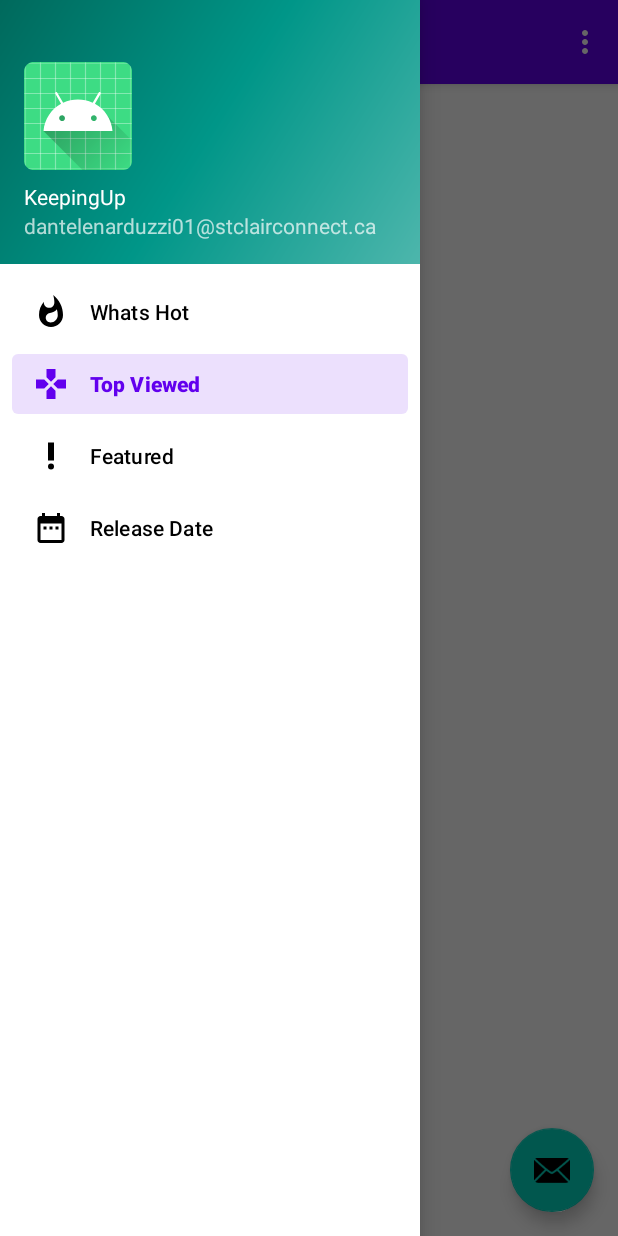
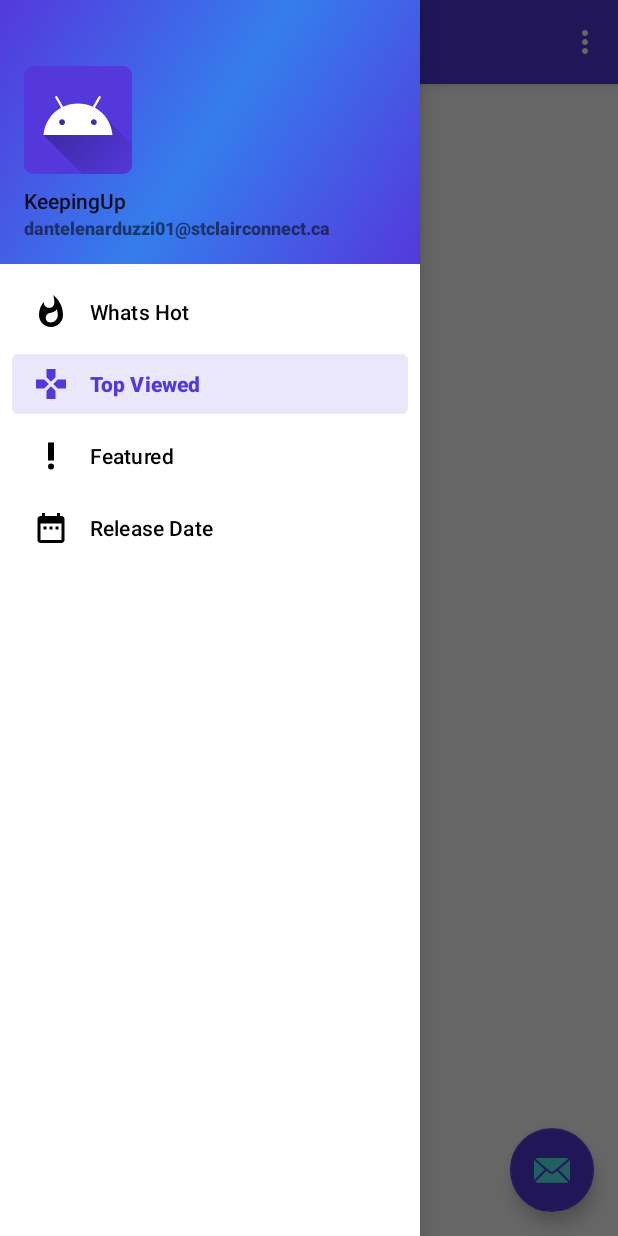
Before and after one commit to dantelenarduzzi/KeepingUp, an Android app: the screen it shows after launch (MainActivity), with the side drawer open, on a phone screen of 412 x 824 dp. Run offline under Robolectric (Android 15) with nearby library versions, the phone set to English and light mode, and no system bars; our stand-ins replace navigation-ui.

Commit message:
Lots of updates to the UI

```diff
--- a/KeepingUp/app/src/main/res/drawable/ic_launcher_background.xml
+++ b/KeepingUp/app/src/main/res/drawable/ic_launcher_background.xml
@@ -5,166 +5,6 @@
     android:viewportWidth="108"
     android:viewportHeight="108">
     <path
-        android:fillColor="#3DDC84"
+        android:fillColor="#5438DC"
         android:pathData="M0,0h108v108h-108z" />
-    <path
-        android:fillColor="#00000000"
-        android:pathData="M9,0L9,108"
-        android:strokeWidth="0.8"
-        android:strokeColor="#33FFFFFF" />
-    <path
-        android:fillColor="#00000000"
-        android:pathData="M19,0L19,108"
-        android:strokeWidth="0.8"
-        android:strokeColor="#33FFFFFF" />
-    <path
-        android:fillColor="#00000000"
-        android:pathData="M29,0L29,108"
-        android:strokeWidth="0.8"
-        android:strokeColor="#33FFFFFF" />
-    <path
-        android:fillColor="#00000000"
-        android:pathData="M39,0L39,108"
-        android:strokeWidth="0.8"
-        android:strokeColor="#33FFFFFF" />
-    <path
-        android:fillColor="#00000000"
-        android:pathData="M49,0L49,108"
-        android:strokeWidth="0.8"
-        android:strokeColor="#33FFFFFF" />
-    <path
-        android:fillColor="#00000000"
-        android:pathData="M59,0L59,108"
-        android:strokeWidth="0.8"
-        android:strokeColor="#33FFFFFF" />
-    <path
-        android:fillColor="#00000000"
-        android:pathData="M69,0L69,108"
-        android:strokeWidth="0.8"
-        android:strokeColor="#33FFFFFF" />
-    <path
-        android:fillColor="#00000000"
-        android:pathData="M79,0L79,108"
-        android:strokeWidth="0.8"
-        android:strokeColor="#33FFFFFF" />
-    <path
-        android:fillColor="#00000000"
-        android:pathData="M89,0L89,108"
-        android:strokeWidth="0.8"
-        android:strokeColor="#33FFFFFF" />
-    <path
-        android:fillColor="#00000000"
-        android:pathData="M99,0L99,108"
-        android:strokeWidth="0.8"
-        android:strokeColor="#33FFFFFF" />
-    <path
-        android:fillColor="#00000000"
-        android:pathData="M0,9L108,9"
-        android:strokeWidth="0.8"
-        android:strokeColor="#33FFFFFF" />
-    <path
-        android:fillColor="#00000000"
-        android:pathData="M0,19L108,19"
-        android:strokeWidth="0.8"
-        android:strokeColor="#33FFFFFF" />
-    <path
-        android:fillColor="#00000000"
-        android:pathData="M0,29L108,29"
-        android:strokeWidth="0.8"
-        android:strokeColor="#33FFFFFF" />
-    <path
-        android:fillColor="#00000000"
-        android:pathData="M0,39L108,39"
-        android:strokeWidth="0.8"
-        android:strokeColor="#33FFFFFF" />
-    <path
-        android:fillColor="#00000000"
-        android:pathData="M0,49L108,49"
-        android:strokeWidth="0.8"
-        android:strokeColor="#33FFFFFF" />
-    <path
-        android:fillColor="#00000000"
-        android:pathData="M0,59L108,59"
-        android:strokeWidth="0.8"
-        android:strokeColor="#33FFFFFF" />
-    <path
-        android:fillColor="#00000000"
-        android:pathData="M0,69L108,69"
-        android:strokeWidth="0.8"
-        android:strokeColor="#33FFFFFF" />
-    <path
-        android:fillColor="#00000000"
-        android:pathData="M0,79L108,79"
-        android:strokeWidth="0.8"
-        android:strokeColor="#33FFFFFF" />
-    <path
-        android:fillColor="#00000000"
-        android:pathData="M0,89L108,89"
-        android:strokeWidth="0.8"
-        android:strokeColor="#33FFFFFF" />
-    <path
-        android:fillColor="#00000000"
-        android:pathData="M0,99L108,99"
-        android:strokeWidth="0.8"
-        android:strokeColor="#33FFFFFF" />
-    <path
-        android:fillColor="#00000000"
-        android:pathData="M19,29L89,29"
-        android:strokeWidth="0.8"
-        android:strokeColor="#33FFFFFF" />
-    <path
-        android:fillColor="#00000000"
-        android:pathData="M19,39L89,39"
-        android:strokeWidth="0.8"
-        android:strokeColor="#33FFFFFF" />
-    <path
-        android:fillColor="#00000000"
-        android:pathData="M19,49L89,49"
-        android:strokeWidth="0.8"
-        android:strokeColor="#33FFFFFF" />
-    <path
-        android:fillColor="#00000000"
-        android:pathData="M19,59L89,59"
-        android:strokeWidth="0.8"
-        android:strokeColor="#33FFFFFF" />
-    <path
-        android:fillColor="#00000000"
-        android:pathData="M19,69L89,69"
-        android:strokeWidth="0.8"
-        android:strokeColor="#33FFFFFF" />
-    <path
-        android:fillColor="#00000000"
-        android:pathData="M19,79L89,79"
-        android:strokeWidth="0.8"
-        android:strokeColor="#33FFFFFF" />
-    <path
-        android:fillColor="#00000000"
-        android:pathData="M29,19L29,89"
-        android:strokeWidth="0.8"
-        android:strokeColor="#33FFFFFF" />
-    <path
-        android:fillColor="#00000000"
-        android:pathData="M39,19L39,89"
-        android:strokeWidth="0.8"
-        android:strokeColor="#33FFFFFF" />
-    <path
-        android:fillColor="#00000000"
-        android:pathData="M49,19L49,89"
-        android:strokeWidth="0.8"
-        android:strokeColor="#33FFFFFF" />
-    <path
-        android:fillColor="#00000000"
-        android:pathData="M59,19L59,89"
-        android:strokeWidth="0.8"
-        android:strokeColor="#33FFFFFF" />
-    <path
-        android:fillColor="#00000000"
-        android:pathData="M69,19L69,89"
-        android:strokeWidth="0.8"
-        android:strokeColor="#33FFFFFF" />
-    <path
-        android:fillColor="#00000000"
-        android:pathData="M79,19L79,89"
-        android:strokeWidth="0.8"
-        android:strokeColor="#33FFFFFF" />
 </vector>
--- a/KeepingUp/app/src/main/res/drawable/side_nav_bar.xml
+++ b/KeepingUp/app/src/main/res/drawable/side_nav_bar.xml
@@ -2,8 +2,8 @@
     android:shape="rectangle">
     <gradient
         android:angle="135"
-        android:centerColor="#009688"
-        android:endColor="#00695C"
-        android:startColor="#4DB6AC"
+        android:centerColor="#357DED"
+        android:endColor="#5438DC"
+        android:startColor="#5438DC"
         android:type="linear" />
 </shape>
--- a/KeepingUp/app/src/main/res/layout/nav_header_main.xml
+++ b/KeepingUp/app/src/main/res/layout/nav_header_main.xml
@@ -10,7 +10,7 @@
     android:paddingTop="@dimen/activity_vertical_margin"
     android:paddingRight="@dimen/activity_horizontal_margin"
     android:paddingBottom="@dimen/activity_vertical_margin"
-    android:theme="@style/ThemeOverlay.AppCompat.Dark">
+    android:theme="@style/Theme.KeepingUp">
 
     <ImageView
         android:id="@+id/imageView"
@@ -23,13 +23,17 @@
     <TextView
         android:layout_width="match_parent"
         android:layout_height="wrap_content"
+        android:fontFamily="sans-serif-medium"
         android:paddingTop="@dimen/nav_header_vertical_spacing"
         android:text="@string/KeepingUp"
-        android:textAppearance="@style/TextAppearance.AppCompat.Body1" />
+        android:textAppearance="@style/TextAppearance.AppCompat.Body1"
+        android:textSize="14sp" />
 
     <TextView
         android:id="@+id/textView"
         android:layout_width="wrap_content"
         android:layout_height="wrap_content"
-        android:text="@string/nav_header_subtitle" />
+        android:fontFamily="sans-serif-black"
+        android:text="@string/nav_header_subtitle"
+        android:textSize="12sp" />
 </LinearLayout>
--- a/KeepingUp/app/src/main/res/navigation/mobile_navigation.xml
+++ b/KeepingUp/app/src/main/res/navigation/mobile_navigation.xml
@@ -8,21 +8,21 @@
     <fragment
         android:id="@+id/nav_whatsHot"
         android:name="com.example.keepingup.whatsHot"
-        android:label="fragment_whats_hot"
+        android:label="Whats Hot?"
         tools:layout="@layout/fragment_whats_hot" />
     <fragment
         android:id="@+id/nav_topViewed"
         android:name="com.example.keepingup.topViewed"
-        android:label="fragment_top_viewed"
+        android:label="Top Viewed"
         tools:layout="@layout/fragment_top_viewed" />
     <fragment
         android:id="@+id/nav_featured"
         android:name="com.example.keepingup.featured"
-        android:label="fragment_featured"
+        android:label="Featured"
         tools:layout="@layout/fragment_featured" />
     <fragment
         android:id="@+id/nav_releaseDate"
         android:name="com.example.keepingup.releaseDate"
-        android:label="fragment_release_date"
+        android:label="Release Date"
         tools:layout="@layout/fragment_release_date" />
 </navigation>
--- a/KeepingUp/app/src/main/res/values/colors.xml
+++ b/KeepingUp/app/src/main/res/values/colors.xml
@@ -7,4 +7,7 @@
     <color name="teal_700">#FF018786</color>
     <color name="black">#FF000000</color>
     <color name="white">#FFFFFFFF</color>
+    <color name="Primary">#5438DC</color>
+    <color name="Secondary">#357DED</color>
+    <color name="Third">#56EEF4</color>
 </resources>
--- a/KeepingUp/app/src/main/res/values/themes.xml
+++ b/KeepingUp/app/src/main/res/values/themes.xml
@@ -2,13 +2,13 @@
     <!-- Base application theme. -->
     <style name="Theme.KeepingUp" parent="Theme.MaterialComponents.DayNight.DarkActionBar">
         <!-- Primary brand color. -->
-        <item name="colorPrimary">@color/purple_500</item>
-        <item name="colorPrimaryVariant">@color/purple_700</item>
-        <item name="colorOnPrimary">@color/white</item>
+        <item name="colorPrimary">@color/Primary</item>
+        <item name="colorPrimaryVariant">@color/Secondary</item>
+        <item name="colorOnPrimary">@color/Third</item>
         <!-- Secondary brand color. -->
-        <item name="colorSecondary">@color/teal_200</item>
-        <item name="colorSecondaryVariant">@color/teal_700</item>
-        <item name="colorOnSecondary">@color/black</item>
+        <item name="colorSecondary">@color/Primary</item>
+        <item name="colorSecondaryVariant">@color/Secondary</item>
+        <item name="colorOnSecondary">@color/Third</item>
         <!-- Status bar color. -->
         <item name="android:statusBarColor" tools:targetApi="l">?attr/colorPrimaryVariant</item>
         <!-- Customize your theme here. -->
```
